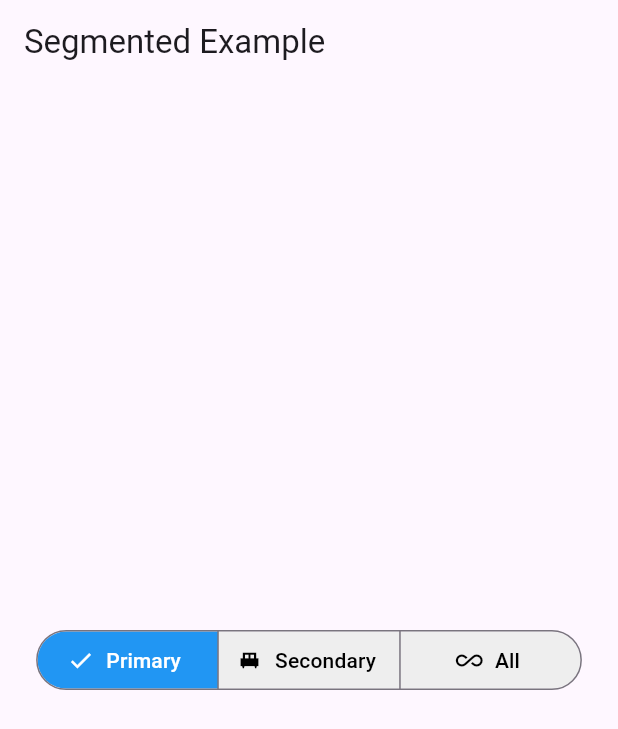
After one commit to Akshya107/flutter_basic_widget_ak, a Flutter app: the SegmentedButtonExample screen opened directly, after a tap on "Primary", on a phone screen of 412 x 824 dp. The commit adds this screen. Shown: the top 729 px of the screen. Run offline on Flutter 3.47's test engine with Material 3 defaults, Android fonts, the phone set to English and light mode, and no system bars.

Commit message:
segmented button

```diff
--- a/lib/main.dart
+++ b/lib/main.dart
@@ -1,6 +1,7 @@
 import 'package:flutter/material.dart';
 import 'package:flutter_basic_widget_ak/isolates/isolate_run_example.dart';
 import 'package:flutter_basic_widget_ak/isolates/isolate_spawn_example.dart';
+import 'package:flutter_basic_widget_ak/segmented_button/segmented_button_example.dart';
 import 'package:flutter_basic_widget_ak/tween/tween_example.dart';
 
 void main() {
@@ -14,6 +15,9 @@ void main() {
       break;
     case 'IsolateSpawn':
       runApp(const MyApp(home: IsolateSpawnExample()));
+      break;
+    case 'SegmentedButton':
+      runApp(const MyApp(home: SegmentedButtonExample()));
       break;
     default:
       print('Invalid example name provided. Running Tween by default.');
--- /dev/null
+++ b/lib/segmented_button/notes.txt
@@ -0,0 +1,22 @@
+Segmented Button:
+
+It's a simple button widget which provide the multi select functionality.
+
+
+Example:
+
+  SegmentedButton(
+  multiSelectionEnabled: true,
+  segments:
+  //List of button segment
+        <ButtonSegment>[
+         ButtonSegment(
+           value:'Primary',
+             // can also add icon
+            icon: icon
+          // can add label or both icon and label but one both should be there
+            label:Text("Primary")
+                 ),
+
+         ]
+     )
--- /dev/null
+++ b/lib/segmented_button/segmented_button_example.dart
@@ -0,0 +1,56 @@
+import 'package:flutter/material.dart';
+
+class SegmentedButtonExample extends StatefulWidget {
+  const SegmentedButtonExample({super.key});
+
+  @override
+  State<SegmentedButtonExample> createState() => _SegmentedButtonExampleState();
+}
+
+class _SegmentedButtonExampleState extends State<SegmentedButtonExample> {
+  Set<String> selected = {};
+
+  onSelect(Set<String> val) {
+    setState(() {
+      selected = val;
+    });
+  }
+
+  @override
+  Widget build(BuildContext context) {
+    return Scaffold(
+      appBar: AppBar(
+        title: const Text("Segmented Example"),
+      ),
+      body: Center(
+        child: SegmentedButton(
+          emptySelectionAllowed: true,
+
+          /// can enable multiselect by multiSelectionEnabled set to true
+          style: SegmentedButton.styleFrom(
+            backgroundColor: Colors.grey[200],
+            foregroundColor: Colors.black,
+            selectedForegroundColor: Colors.white,
+            selectedBackgroundColor: Colors.blue,
+          ),
+          segments: const [
+            ButtonSegment(
+                value: 'Primary',
+                label: Text('Primary'),
+                icon: Icon(Icons.single_bed)),
+            ButtonSegment(
+                value: 'Secondary',
+                label: Text('Secondary'),
+                icon: Icon(Icons.single_bed_sharp)),
+            ButtonSegment(
+                value: 'All',
+                label: Text('All'),
+                icon: Icon(Icons.all_inclusive)),
+          ],
+          selected: selected,
+          onSelectionChanged: onSelect,
+        ),
+      ),
+    );
+  }
+}
```
Also changed, not shown: 1 other file.
